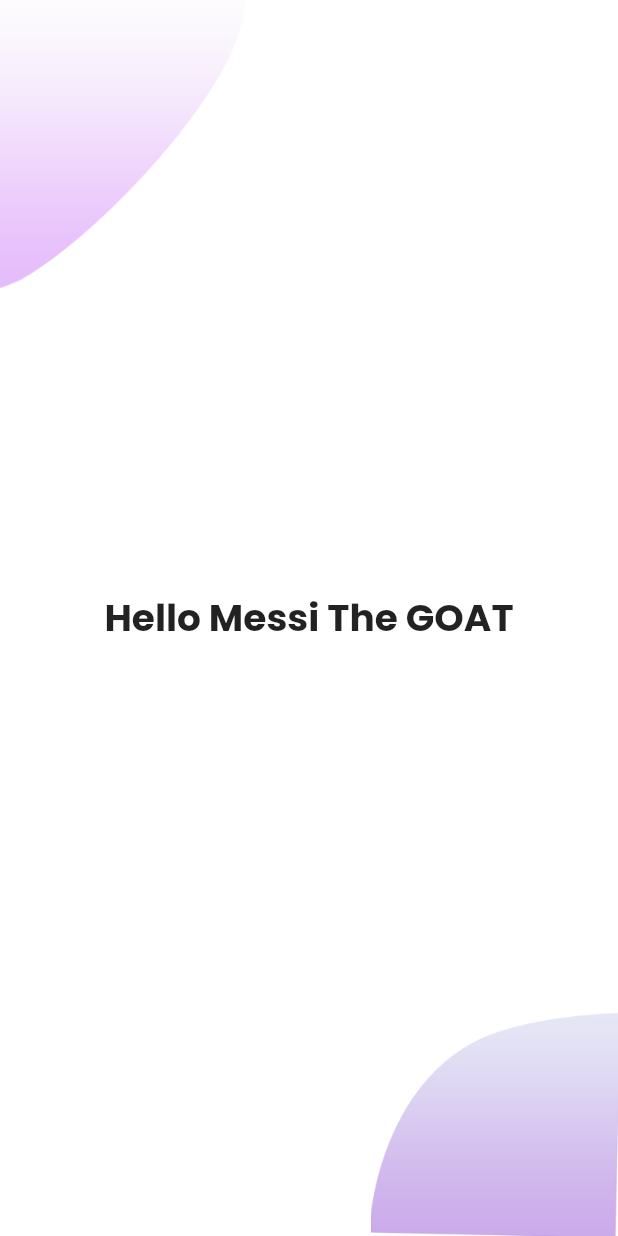
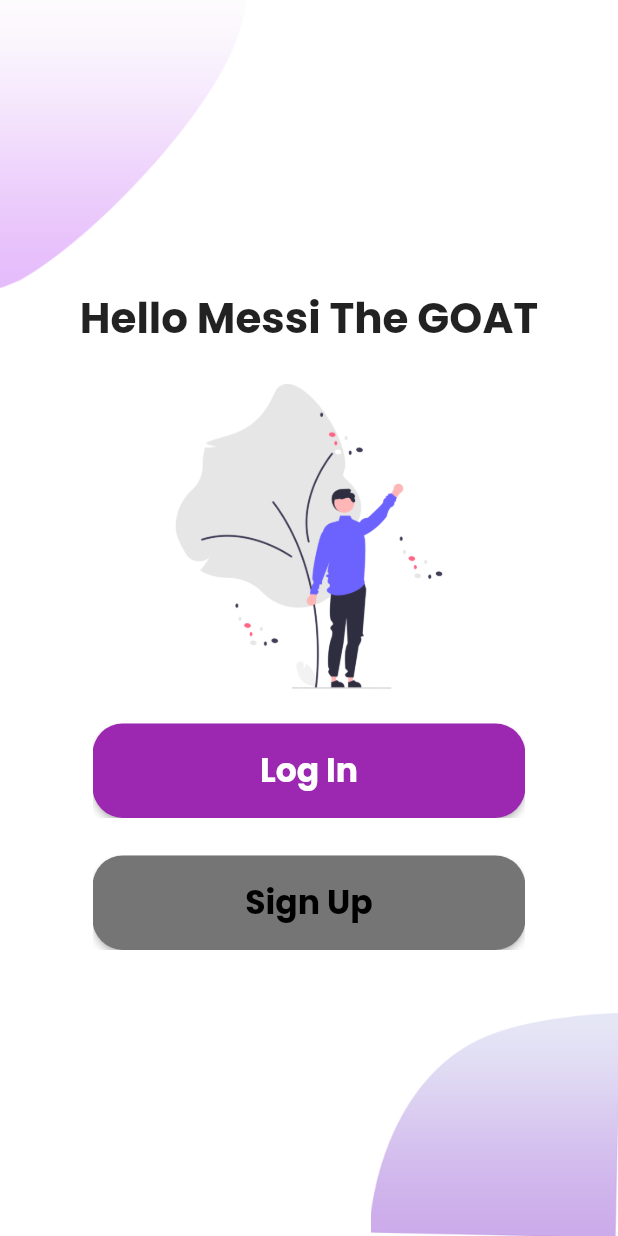
Before and after one commit to ARASHFAQUE/signup_login, a Flutter app: the screen it shows after launch, on a phone screen of 412 x 824 dp. Run offline on Flutter 3.47's test engine with Material 2 defaults, Android fonts, the phone set to English and light mode, and no system bars; our stand-ins replace google_fonts.

Commit message:
doing log in  page

```diff
--- a/lib/view/custom_widget/my_theme.dart
+++ b/lib/view/custom_widget/my_theme.dart
@@ -2,6 +2,11 @@ import 'package:flutter/material.dart';
 import 'package:google_fonts/google_fonts.dart';
 
 class MyTheme{
+
+  static Color logInButtonColor = Colors.purple;
+  static Color signUpButtonColor = Colors.grey.shade600;
+  static Color logInPageBoxColor = Colors.lightBlue.shade50;
+
   static ThemeData lightTheme(BuildContext context)=>ThemeData(
     canvasColor: Colors.white,
     fontFamily: GoogleFonts.poppins().fontFamily,
@@ -29,7 +34,7 @@ class MyTheme{
           brightness: Brightness.dark,
           primary: Colors.white,
           onPrimary: Colors.white,
-          secondary: Colors.white,
+          secondary: Colors.black,
           onSecondary: Colors.white,
           error: Colors.red,
           onError: Colors.red,
--- /dev/null
+++ b/lib/view/welcome_page/components/custom_button.dart
@@ -0,0 +1,46 @@
+import 'package:flutter/material.dart';
+
+class CustomButton extends StatelessWidget {
+  const CustomButton({
+    Key? key,
+    required this.buttonColor,
+    required this.buttonText,
+    required this.textColor,
+    required this.handleButtonClick,
+  }) : super(key: key);
+
+  final Color buttonColor;
+  final String buttonText;
+  final Color textColor;
+  final Function handleButtonClick;
+
+  @override
+  Widget build(BuildContext context) {
+    Size size = MediaQuery.of(context).size;
+    return Container(
+      width: size.width * 0.7,
+      child: ClipRect(
+        child: ElevatedButton(
+          style: ButtonStyle(
+            shape: MaterialStateProperty.all(RoundedRectangleBorder(
+                borderRadius: BorderRadius.circular(20))),
+            padding: MaterialStateProperty.all(
+                const EdgeInsets.symmetric(
+                    vertical: 15, horizontal: 15)),
+            backgroundColor:
+            MaterialStateProperty.all(buttonColor),
+          ),
+          onPressed: () {
+            handleButtonClick();
+          },
+          child: Text(
+              buttonText,
+              style: TextStyle(
+                  fontSize: 22,
+                  fontWeight: FontWeight.bold,
+                  color: textColor)),
+        ),
+      ),
+    );
+  }
+}
--- a/lib/view/welcome_page/welcome_page.dart
+++ b/lib/view/welcome_page/welcome_page.dart
@@ -1,20 +1,59 @@
 import 'package:flutter/material.dart';
+import 'package:signup_login/view/custom_widget/my_theme.dart';
+import 'package:signup_login/view/login/login_page.dart';
 import 'components/background.dart';
+import 'components/custom_button.dart';
 
 class WelcomePage extends StatelessWidget {
+
   const WelcomePage({Key? key}) : super(key: key);
 
   @override
   Widget build(BuildContext context) {
+    Size size = MediaQuery.of(context).size;
     return Scaffold(
       body: Background(
+          child: SingleChildScrollView(
         child: Column(
           mainAxisAlignment: MainAxisAlignment.center,
-          children: const [
-            Text("Hello Messi The GOAT", style: TextStyle(fontSize: 25, fontWeight: FontWeight.bold)),
+          children: [
+            const Text("Hello Messi The GOAT",
+                style: TextStyle(fontSize: 28, fontWeight: FontWeight.bold)),
+            Image.asset(
+              "assets/images/undraw_Welcoming.png",
+              width: size.width * 0.6,
+            ),
+            CustomButton(
+                buttonColor: MyTheme.logInButtonColor,
+                buttonText: "Log In",
+                textColor: Colors.white,
+                handleButtonClick: () {
+                  logInButtonClickHandler(context);
+                },
+            ),
+            const SizedBox(height: 25),
+            CustomButton(
+              buttonColor: MyTheme.signUpButtonColor,
+              buttonText: "Sign Up",
+              textColor: Colors.black,
+              handleButtonClick: signUpButtonClickHandler,
+            ),
           ],
-        )
-      ),
+        ),
+      )),
     );
   }
+
+  logInButtonClickHandler(BuildContext context){
+    print("Log In Clicked");
+
+    Navigator.push(
+        context,
+        MaterialPageRoute(builder: (builder)=>LogInPage())
+    );
+  }
+
+  signUpButtonClickHandler(){
+    print("Sign Up Clicked");
+  }
 }
```
Also changed, not shown: lib/view/login/components/login_background.dart (added, +41 -0 lines), lib/view/login/components/text_field_decorator.dart (added, +29 -0 lines), lib/view/login/components/user_id_text_field.dart (added, +51 -0 lines), lib/view/login/login_page.dart (added, +63 -0 lines), assets/images/undraw_Welcoming.png (added).
